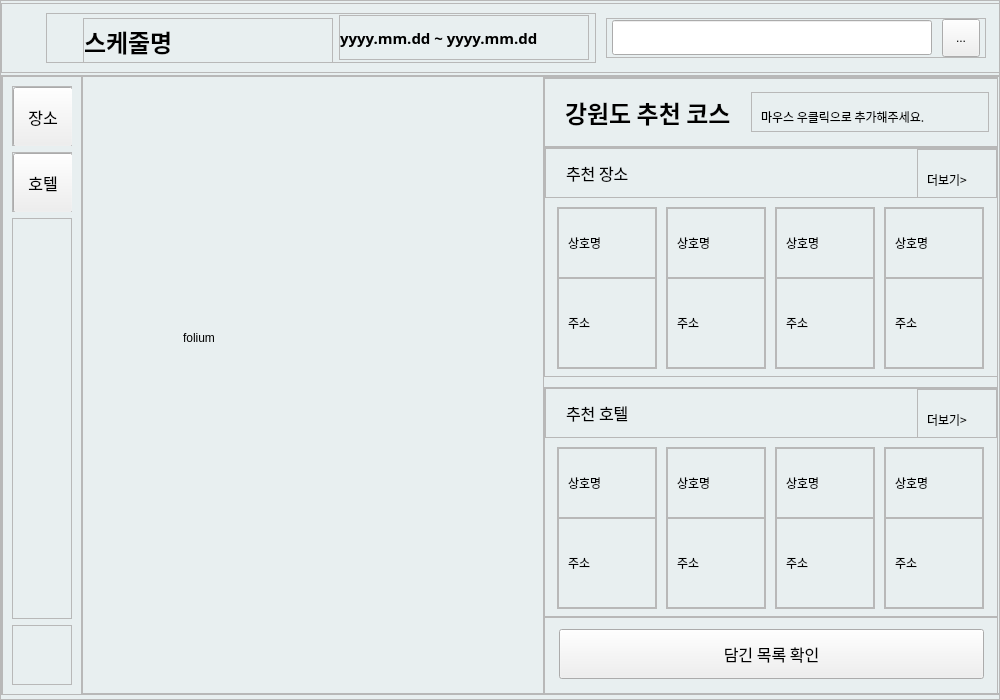
Above: code/ui/select_planner.ui from EON-DC/gwd_travel_planner before the change. Below: the same form after it.
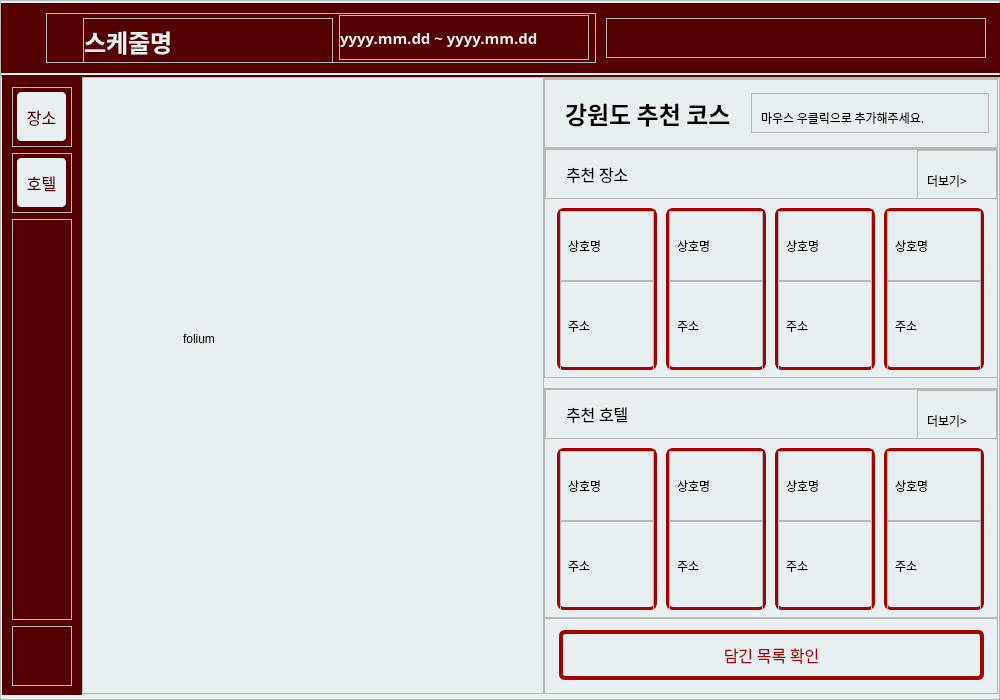
That is the form after the change. The open tabs and pages were chosen to show the change. Icons and pictures are not drawn.

Diff of the .ui file:
```diff
--- a/code/ui/select_planner.ui
+++ b/code/ui/select_planner.ui
@@ -26,7 +26,83 @@
    <string>Form</string>
   </property>
   <property name="styleSheet">
-   <string notr="true">#select_planner{background-color:#e8eff0;}</string>
+   <string notr="true">#select_planner{
+background-color:#e8eff0;
+}
+#frame_2{
+background-color:#550000;
+}
+#label_schedule_name,
+#label_select_date{
+color:#e8eff0;
+}
+#frame_4{
+background-color:#550000;
+}
+#frame_3{
+border-top: 2px solid #550000;
+}
+#btn_rec_attraction,
+#btn_rec_hotel{
+border-radius: 7px;
+border: 3px solid #550000;
+background-color: #e8eff0;
+color: #550000;
+}
+#btn_rec_attraction:hover,
+#btn_rec_hotel:hover{
+border-radius: 7px;
+background-color:#550000;
+color: #e8eff0;
+}
+#btn_rec_attraction:pressed,
+#btn_rec_hotel:pressed{
+border-radius: 7px;
+border: 3px solid #550000;
+background-color: #e8eff0;
+color: #550000;
+}
+#toolBtn_search{
+border-radius:7px;
+}
+#frame_33,
+#frame_34,
+#frame_35,
+#frame_36,
+#frame_37,
+#frame_39,
+#frame_38,
+#frame_40{
+border-radius: 7px;
+border : 3px solid #a20402;
+}
+#btn_selection_1,
+#btn_selection_2,
+#btn_selection_3,
+#btn_selection_4,
+#btn_refresh{
+border-radius: 6px;
+border: 4px solid #a20402;
+color: #a20402;
+}
+#btn_selection_1:hover,
+#btn_selection_2:hover,
+#btn_selection_3:hover,
+#btn_selection_4:hover,
+#btn_refresh:hover{
+background-color : #a20402;
+color: rgb(255, 255, 255);
+}
+#btn_selection_1:pressed,
+#btn_selection_2:pressed,
+#btn_selection_3:pressed,
+#btn_selection_4:pressed,
+#btn_refresh:pressed{
+border: 2px solid #a20402;
+color: #a20402;
+}
+
+</string>
   </property>
   <layout class="QVBoxLayout" name="verticalLayout_20">
    <property name="spacing">
@@ -317,45 +393,6 @@
             <property name="bottomMargin">
              <number>0</number>
             </property>
-            <item>
-             <widget class="QLineEdit" name="lineEdit_search">
-              <property name="minimumSize">
-               <size>
-                <width>320</width>
-                <height>35</height>
-               </size>
-              </property>
-              <property name="maximumSize">
-               <size>
-                <width>320</width>
-                <height>35</height>
-               </size>
-              </property>
-             </widget>
-            </item>
-            <item>
-             <widget class="QToolButton" name="toolBtn_search">
-              <property name="minimumSize">
-               <size>
-                <width>38</width>
-                <height>38</height>
-               </size>
-              </property>
-              <property name="maximumSize">
-               <size>
-                <width>38</width>
-                <height>38</height>
-               </size>
-              </property>
-              <property name="text">
-               <string>...</string>
-              </property>
-              <property name="icon">
-               <iconset>
-                <normaloff>../../brown_icons/search.svg</normaloff>../../brown_icons/search.svg</iconset>
-              </property>
-             </widget>
-            </item>
            </layout>
           </widget>
          </item>
@@ -465,14 +502,14 @@
                 <widget class="QPushButton" name="btn_rec_attraction">
                  <property name="minimumSize">
                   <size>
-                   <width>60</width>
-                   <height>60</height>
+                   <width>55</width>
+                   <height>55</height>
                   </size>
                  </property>
                  <property name="maximumSize">
                   <size>
-                   <width>60</width>
-                   <height>60</height>
+                   <width>55</width>
+                   <height>55</height>
                   </size>
                  </property>
                  <property name="font">
@@ -526,14 +563,14 @@
                 <widget class="QPushButton" name="btn_rec_hotel">
                  <property name="minimumSize">
                   <size>
-                   <width>60</width>
-                   <height>60</height>
+                   <width>55</width>
+                   <height>55</height>
                   </size>
                  </property>
                  <property name="maximumSize">
                   <size>
-                   <width>60</width>
-                   <height>60</height>
+                   <width>55</width>
+                   <height>55</height>
                   </size>
                  </property>
                  <property name="font">
@@ -1490,6 +1527,21 @@
                                   <enum>QFrame::Raised</enum>
                                  </property>
                                  <layout class="QHBoxLayout" name="horizontalLayout_22">
+                                  <property name="spacing">
+                                   <number>5</number>
+                                  </property>
+                                  <property name="leftMargin">
+                                   <number>5</number>
+                                  </property>
+                                  <property name="topMargin">
+                                   <number>5</number>
+                                  </property>
+                                  <property name="rightMargin">
+                                   <number>5</number>
+                                  </property>
+                                  <property name="bottomMargin">
+                                   <number>5</number>
+                                  </property>
                                   <item>
                                    <widget class="QLabel" name="label_2">
                                     <property name="minimumSize">
@@ -1512,6 +1564,9 @@
                                     <property name="text">
                                      <string>상호명</string>
                                     </property>
+                                    <property name="wordWrap">
+                                     <bool>true</bool>
+                                    </property>
                                    </widget>
                                   </item>
                                  </layout>
@@ -1538,6 +1593,21 @@
                                   <enum>QFrame::Raised</enum>
                                  </property>
                                  <layout class="QHBoxLayout" name="horizontalLayout_21">
+                                  <property name="spacing">
+                                   <number>5</number>
+                                  </property>
+                                  <property name="leftMargin">
+                                   <number>5</number>
+                                  </property>
+                                  <property name="topMargin">
+                                   <number>5</number>
+                                  </property>
+                                  <property name="rightMargin">
+                                   <number>5</number>
+                                  </property>
+                                  <property name="bottomMargin">
+                                   <number>5</number>
+                                  </property>
                                   <item>
                                    <widget class="QLabel" name="label_3">
                                     <property name="minimumSize">
@@ -1560,6 +1630,9 @@
                                     <property name="text">
                                      <string>주소</string>
                                     </property>
+                                    <property name="wordWrap">
+                                     <bool>true</bool>
+                                    </property>
                                    </widget>
                                   </item>
                                  </layout>
@@ -1625,6 +1698,21 @@
                                   <enum>QFrame::Raised</enum>
                                  </property>
                                  <layout class="QHBoxLayout" name="horizontalLayout_23">
+                                  <property name="spacing">
+                                   <number>5</number>
+                                  </property>
+                                  <property name="leftMargin">
+                                   <number>5</number>
+                                  </property>
+                                  <property name="topMargin">
+                                   <number>5</number>
+                                  </property>
+                                  <property name="rightMargin">
+                                   <number>5</number>
+                                  </property>
+                                  <property name="bottomMargin">
+                                   <number>5</number>
+                                  </property>
                                   <item>
                                    <widget class="QLabel" name="label_7">
                                     <property name="minimumSize">
@@ -1647,6 +1735,9 @@
                                     <property name="text">
                                      <string>상호명</string>
                                     </property>
+                                    <property name="wordWrap">
+                                     <bool>true</bool>
+                                    </property>
                                    </widget>
                                   </item>
                                  </layout>
@@ -1673,6 +1764,21 @@
                                   <enum>QFrame::Raised</enum>
                                  </property>
                                  <layout class="QHBoxLayout" name="horizontalLayout_24">
+                                  <property name="spacing">
+                                   <number>5</number>
+                                  </property>
+                                  <property name="leftMargin">
+                                   <number>5</number>
+                                  </property>
+                                  <property name="topMargin">
+                                   <number>5</number>
+                                  </property>
+                                  <property name="rightMargin">
+                                   <number>5</number>
+                                  </property>
+                                  <property name="bottomMargin">
+                                   <number>5</number>
+                                  </property>
                                   <item>
                                    <widget class="QLabel" name="label_19">
                                     <property name="minimumSize">
@@ -1695,6 +1801,9 @@
                                     <property name="text">
                                      <string>주소</string>
                                     </property>
+                                    <property name="wordWrap">
+                                     <bool>true</bool>
+                                    </property>
                                    </widget>
                                   </item>
                                  </layout>
@@ -1760,6 +1869,21 @@
                                   <enum>QFrame::Raised</enum>
                                  </property>
                                  <layout class="QHBoxLayout" name="horizontalLayout_25">
+                                  <property name="spacing">
+                                   <number>5</number>
+                                  </property>
+                                  <property name="leftMargin">
+                                   <number>5</number>
+                                  </property>
+                                  <property name="topMargin">
+                                   <number>5</number>
+                                  </property>
+                                  <property name="rightMargin">
+                                   <number>5</number>
+                                  </property>
+                                  <property name="bottomMargin">
+                                   <number>5</number>
+                                  </property>
                                   <item>
                                    <widget class="QLabel" name="label_8">
                                     <property name="minimumSize">
@@ -1782,6 +1906,9 @@
                                     <property name="text">
                                      <string>상호명</string>
                                     </property>
+                                    <property name="wordWrap">
+                                     <bool>true</bool>
+                                    </property>
                                    </widget>
                                   </item>
                                  </layout>
@@ -1808,6 +1935,21 @@
                                   <enum>QFrame::Raised</enum>
                                  </property>
                                  <layout class="QHBoxLayout" name="horizontalLayout_26">
+                                  <property name="spacing">
+                                   <number>5</number>
+                                  </property>
+                                  <property name="leftMargin">
+                                   <number>5</number>
+                                  </property>
+                                  <property name="topMargin">
+                                   <number>5</number>
+                                  </property>
+                                  <property name="rightMargin">
+                                   <number>5</number>
+                                  </property>
+                                  <property name="bottomMargin">
+                                   <number>5</number>
+                                  </property>
                                   <item>
                                    <widget class="QLabel" name="label_20">
                                     <property name="minimumSize">
@@ -1830,6 +1972,9 @@
                                     <property name="text">
                                      <string>주소</string>
                                     </property>
+                                    <property name="wordWrap">
+                                     <bool>true</bool>
+                                    </property>
                                    </widget>
                                   </item>
                                  </layout>
@@ -1895,6 +2040,21 @@
                                   <enum>QFrame::Raised</enum>
                                  </property>
                                  <layout class="QHBoxLayout" name="horizontalLayout_27">
+                                  <property name="spacing">
+                                   <number>5</number>
+                                  </property>
+                                  <property name="leftMargin">
+                                   <number>5</number>
+                                  </property>
+                                  <property name="topMargin">
+                                   <number>5</number>
+                                  </property>
+                                  <property name="rightMargin">
+                                   <number>5</number>
+                                  </property>
+                                  <property name="bottomMargin">
+                                   <number>5</number>
+                                  </property>
                                   <item>
                                    <widget class="QLabel" name="label_9">
                                     <property name="minimumSize">
@@ -1943,6 +2103,21 @@
                                   <enum>QFrame::Raised</enum>
                                  </property>
                                  <layout class="QHBoxLayout" name="horizontalLayout_28">
+                                  <property name="spacing">
+                                   <number>5</number>
+                                  </property>
+                                  <property name="leftMargin">
+                                   <number>5</number>
+                                  </property>
+                                  <property name="topMargin">
+                                   <number>5</number>
+                                  </property>
+                                  <property name="rightMargin">
+                                   <number>5</number>
+                                  </property>
+                                  <property name="bottomMargin">
+                                   <number>5</number>
+                                  </property>
                                   <item>
                                    <widget class="QLabel" name="label_21">
                                     <property name="minimumSize">
@@ -1965,6 +2140,9 @@
                                     <property name="text">
                                      <string>주소</string>
                                     </property>
+                                    <property name="wordWrap">
+                                     <bool>true</bool>
+                                    </property>
                                    </widget>
                                   </item>
                                  </layout>
@@ -2196,6 +2374,21 @@
                                   <enum>QFrame::Raised</enum>
                                  </property>
                                  <layout class="QHBoxLayout" name="horizontalLayout_29">
+                                  <property name="spacing">
+                                   <number>5</number>
+                                  </property>
+                                  <property name="leftMargin">
+                                   <number>5</number>
+                                  </property>
+                                  <property name="topMargin">
+                                   <number>5</number>
+                                  </property>
+                                  <property name="rightMargin">
+                                   <number>5</number>
+                                  </property>
+                                  <property name="bottomMargin">
+                                   <number>5</number>
+                                  </property>
                                   <item>
                                    <widget class="QLabel" name="label_13">
                                     <property name="minimumSize">
@@ -2218,6 +2411,9 @@
                                     <property name="text">
                                      <string>상호명</string>
                                     </property>
+                                    <property name="wordWrap">
+                                     <bool>true</bool>
+                                    </property>
                                    </widget>
                                   </item>
                                  </layout>
@@ -2247,6 +2443,21 @@
                                   <enum>QFrame::Raised</enum>
                                  </property>
                                  <layout class="QHBoxLayout" name="horizontalLayout_33">
+                                  <property name="spacing">
+                                   <number>5</number>
+                                  </property>
+                                  <property name="leftMargin">
+                                   <number>5</number>
+                                  </property>
+                                  <property name="topMargin">
+                                   <number>5</number>
+                                  </property>
+                                  <property name="rightMargin">
+                                   <number>5</number>
+                                  </property>
+                                  <property name="bottomMargin">
+                                   <number>5</number>
+                                  </property>
                                   <item>
                                    <widget class="QLabel" name="label_22">
                                     <property name="minimumSize">
@@ -2269,6 +2480,9 @@
                                     <property name="text">
                                      <string>주소</string>
                                     </property>
+                                    <property name="wordWrap">
+                                     <bool>true</bool>
+                                    </property>
                                    </widget>
                                   </item>
                                  </layout>
@@ -2334,6 +2548,21 @@
                                   <enum>QFrame::Raised</enum>
                                  </property>
                                  <layout class="QHBoxLayout" name="horizontalLayout_30">
+                                  <property name="spacing">
+                                   <number>5</number>
+                                  </property>
+                                  <property name="leftMargin">
+                                   <number>5</number>
+                                  </property>
+                                  <property name="topMargin">
+                                   <number>5</number>
+                                  </property>
+                                  <property name="rightMargin">
+                                   <number>5</number>
+                                  </property>
+                                  <property name="bottomMargin">
+                                   <number>5</number>
+                                  </property>
                                   <item>
                                    <widget class="QLabel" name="label_14">
                                     <property name="minimumSize">
@@ -2356,6 +2585,9 @@
                                     <property name="text">
                                      <string>상호명</string>
                                     </property>
+                                    <property name="wordWrap">
+                                     <bool>true</bool>
+                                    </property>
                                    </widget>
                                   </item>
                                  </layout>
@@ -2382,6 +2614,21 @@
                                   <enum>QFrame::Raised</enum>
                                  </property>
                                  <layout class="QHBoxLayout" name="horizontalLayout_34">
+                                  <property name="spacing">
+                                   <number>5</number>
+                                  </property>
+                                  <property name="leftMargin">
+                                   <number>5</number>
+                                  </property>
+                                  <property name="topMargin">
+                                   <number>5</number>
+                                  </property>
+                                  <property name="rightMargin">
+                                   <number>5</number>
+                                  </property>
+                                  <property name="bottomMargin">
+                                   <number>5</number>
+                                  </property>
                                   <item>
                                    <widget class="QLabel" name="label_23">
                                     <property name="minimumSize">
@@ -2404,6 +2651,9 @@
                                     <property name="text">
                                      <string>주소</string>
                                     </property>
+                                    <property name="wordWrap">
+                                     <bool>true</bool>
+                                    </property>
                                    </widget>
                                   </item>
                                  </layout>
@@ -2469,6 +2719,21 @@
                                   <enum>QFrame::Raised</enum>
                                  </property>
                                  <layout class="QHBoxLayout" name="horizontalLayout_31">
+                                  <property name="spacing">
+                                   <number>5</number>
+                                  </property>
+                                  <property name="leftMargin">
+                                   <number>5</number>
+                                  </property>
+                                  <property name="topMargin">
+                                   <number>5</number>
+                                  </property>
+                                  <property name="rightMargin">
+                                   <number>5</number>
+                                  </property>
+                                  <property name="bottomMargin">
+                                   <number>5</number>
+                                  </property>
                                   <item>
                                    <widget class="QLabel" name="label_16">
                                     <property name="minimumSize">
@@ -2491,6 +2756,9 @@
                                     <property name="text">
                                      <string>상호명</string>
                                     </property>
+                                    <property name="wordWrap">
+                                     <bool>true</bool>
+                                    </property>
                                    </widget>
                                   </item>
                                  </layout>
@@ -2517,6 +2785,21 @@
                                   <enum>QFrame::Raised</enum>
                                  </property>
                                  <layout class="QHBoxLayout" name="horizontalLayout_35">
+                                  <property name="spacing">
+                                   <number>5</number>
+                                  </property>
+                                  <property name="leftMargin">
+                                   <number>5</number>
+                                  </property>
+                                  <property name="topMargin">
+                                   <number>5</number>
+                                  </property>
+                                  <property name="rightMargin">
+                                   <number>5</number>
+                                  </property>
+                                  <property name="bottomMargin">
+                                   <number>5</number>
+                                  </property>
                                   <item>
                                    <widget class="QLabel" name="label_24">
                                     <property name="minimumSize">
@@ -2539,6 +2822,9 @@
                                     <property name="text">
                                      <string>주소</string>
                                     </property>
+                                    <property name="wordWrap">
+                                     <bool>true</bool>
+                                    </property>
                                    </widget>
                                   </item>
                                  </layout>
@@ -2604,6 +2890,21 @@
                                   <enum>QFrame::Raised</enum>
                                  </property>
                                  <layout class="QHBoxLayout" name="horizontalLayout_32">
+                                  <property name="spacing">
+                                   <number>5</number>
+                                  </property>
+                                  <property name="leftMargin">
+                                   <number>5</number>
+                                  </property>
+                                  <property name="topMargin">
+                                   <number>5</number>
+                                  </property>
+                                  <property name="rightMargin">
+                                   <number>5</number>
+                                  </property>
+                                  <property name="bottomMargin">
+                                   <number>5</number>
+                                  </property>
                                   <item>
                                    <widget class="QLabel" name="label_18">
                                     <property name="minimumSize">
@@ -2626,6 +2927,9 @@
                                     <property name="text">
                                      <string>상호명</string>
                                     </property>
+                                    <property name="wordWrap">
+                                     <bool>true</bool>
+                                    </property>
                                    </widget>
                                   </item>
                                  </layout>
@@ -2655,6 +2959,21 @@
                                   <enum>QFrame::Raised</enum>
                                  </property>
                                  <layout class="QHBoxLayout" name="horizontalLayout_36">
+                                  <property name="spacing">
+                                   <number>5</number>
+                                  </property>
+                                  <property name="leftMargin">
+                                   <number>5</number>
+                                  </property>
+                                  <property name="topMargin">
+                                   <number>5</number>
+                                  </property>
+                                  <property name="rightMargin">
+                                   <number>5</number>
+                                  </property>
+                                  <property name="bottomMargin">
+                                   <number>5</number>
+                                  </property>
                                   <item>
                                    <widget class="QLabel" name="label_25">
                                     <property name="minimumSize">
@@ -2677,6 +2996,9 @@
                                     <property name="text">
                                      <string>주소</string>
                                     </property>
+                                    <property name="wordWrap">
+                                     <bool>true</bool>
+                                    </property>
                                    </widget>
                                   </item>
                                  </layout>
```
Left out of the diff: 15 changed lines with no effect on the pictures.
